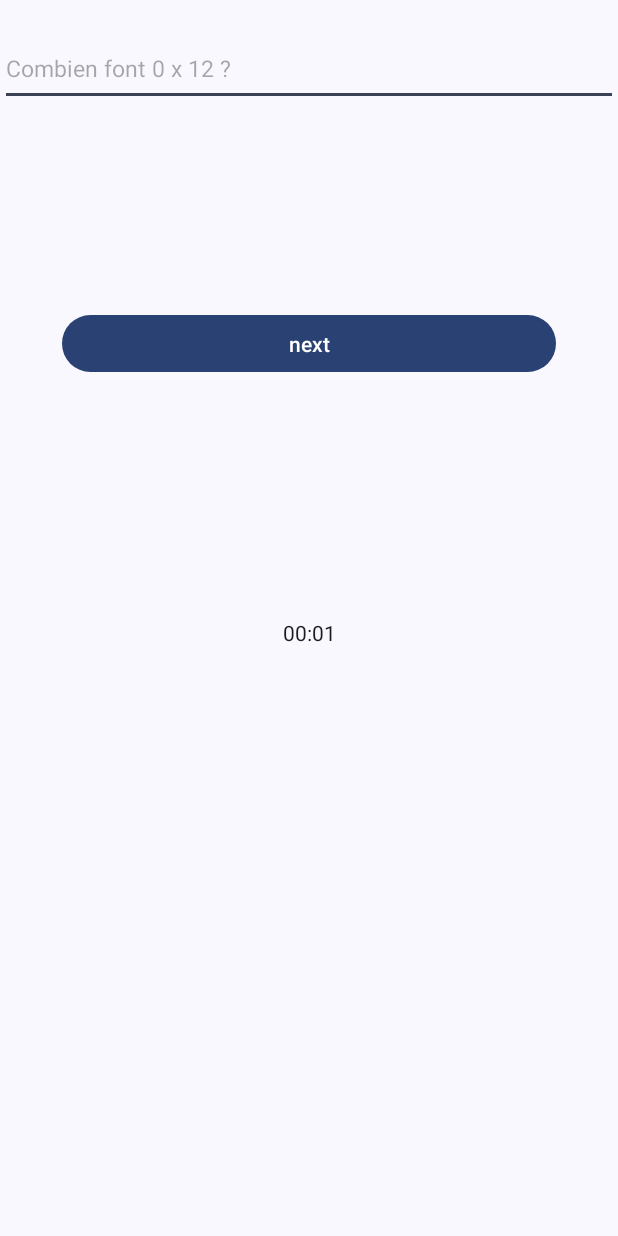
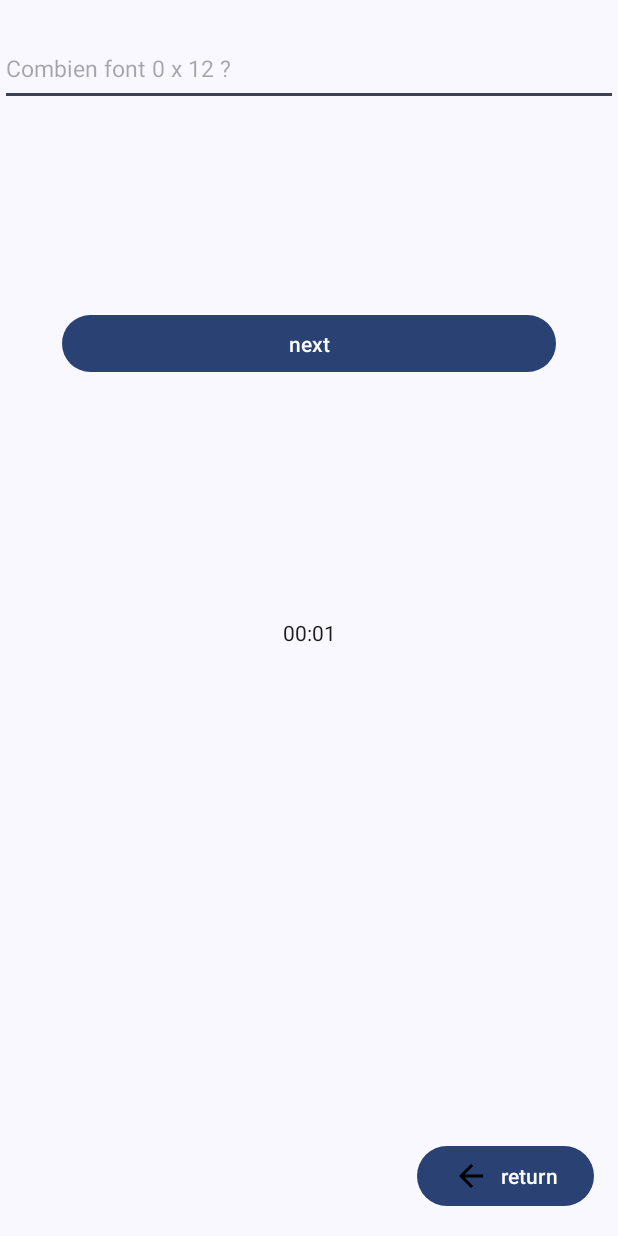
Before and after one commit to AstralArchitect/Tables-de-Multiplication, an Android app built with Jetpack Compose: the MainActivity screen opened directly, with no data from a screen before it, on a phone screen of 412 x 824 dp. Run offline under Robolectric (Android 15) with nearby library versions, the phone set to English and light mode, and no system bars; 1 statement that could not run was skipped.

Commit message:
Minor update (added return button on MainActivity) 7.0.1 -> 7.0.2

```diff
--- a/app/build.gradle.kts
+++ b/app/build.gradle.kts
@@ -13,7 +13,7 @@ android {
         minSdk = 31
         targetSdk = 35
         versionCode = 1
-        versionName = "7.0.1"
+        versionName = "7.0.2"
 
         testInstrumentationRunner = "androidx.test.runner.AndroidJUnitRunner"
         vectorDrawables {
--- a/app/src/main/java/fr/matthsudio/tablesdemultiplication/ConfigurationActivity.kt
+++ b/app/src/main/java/fr/matthsudio/tablesdemultiplication/ConfigurationActivity.kt
@@ -55,7 +55,6 @@ class ConfigurationActivity: AppCompatActivity() {
             AppStart.questionCount = questionCountEditText.text.toString().toInt()
 
         val intent = Intent(this, MainActivity::class.java)
-        finish()
         startActivity(intent)
     }
 
--- a/app/src/main/java/fr/matthsudio/tablesdemultiplication/MainActivity.kt
+++ b/app/src/main/java/fr/matthsudio/tablesdemultiplication/MainActivity.kt
@@ -56,12 +56,20 @@ class MainActivity : AppCompatActivity() {
     private lateinit var restartButton: Button
     private lateinit var quitButton: Button
     private lateinit var answerEditText: EditText
+    private lateinit var returnButton: Button
     private lateinit var chronometer: Chronometer
+    private var elapsedTime: Long = 0
+    private var isRunning = false
 
     // definir la plage des tables
     private val tables = AppStart.tables
     private val questionCount = AppStart.questionCount
     private val questionRange = 2..12
+
+    companion object {
+        private const val ELAPSED_TIME_KEY = "elapsed_time"
+        private const val IS_RUNNING_KEY = "is_running"
+    }
 
     @SuppressLint("SetTextI18n")
     override fun onCreate(savedInstanceState: Bundle?) {
@@ -73,7 +81,20 @@ class MainActivity : AppCompatActivity() {
         answerEditText = findViewById(R.id.answerEditText)
         restartButton = findViewById(R.id.restartButton)
         quitButton = findViewById(R.id.quitButton)
+        returnButton = findViewById(R.id.returnButton)
         chronometer = findViewById(R.id.chronometer)
+
+        if (savedInstanceState != null) {
+            elapsedTime = savedInstanceState.getLong(ELAPSED_TIME_KEY)
+            isRunning = savedInstanceState.getBoolean(IS_RUNNING_KEY)
+            chronometer.base = SystemClock.elapsedRealtime() - elapsedTime
+            if (isRunning) {
+                chronometer.start()
+            }
+        } else {
+            chronometer.base = SystemClock.elapsedRealtime()
+        }
+
         // set the answer listener (when enter is pressed)
         answerEditText.setOnEditorActionListener { _, actionId, _ ->
             if (actionId == EditorInfo.IME_ACTION_DONE) {
@@ -89,6 +110,13 @@ class MainActivity : AppCompatActivity() {
         userProg.actualQuestion = question
         answerEditText.hint = "Combien font ${question.table} x ${question.question} ?"
         chronometer.start()
+    }
+
+    override fun onSaveInstanceState(outState: Bundle) {
+        super.onSaveInstanceState(outState)
+        elapsedTime = SystemClock.elapsedRealtime() - chronometer.base
+        outState.putLong(ELAPSED_TIME_KEY, elapsedTime)
+        outState.putBoolean(IS_RUNNING_KEY, isRunning)
     }
 
     @SuppressLint("SetTextI18n", "DefaultLocale")
@@ -120,9 +148,11 @@ class MainActivity : AppCompatActivity() {
                 answerEditText.visibility = View.GONE
                 restartButton.visibility = View.VISIBLE
                 quitButton.visibility = View.VISIBLE
+                returnButton.visibility = View.GONE
                 chronometer.stop()
                 chronometer.visibility = View.GONE
                 answerEditText.isEnabled = false
+
 
                 // update score
                 val score = AppStart.score
@@ -195,4 +225,8 @@ class MainActivity : AppCompatActivity() {
         finish()
         startActivity(intent)
     }
+
+    fun onReturnButtonClicked(view: View) {
+        finish()
+    }
 }
--- /dev/null
+++ b/app/src/main/res/drawable/ic_arrow_back.xml
@@ -0,0 +1,10 @@
+<?xml version="1.0" encoding="utf-8"?>
+<vector xmlns:android="http://schemas.android.com/apk/res/android"
+    android:width="24dp"
+    android:height="24dp"
+    android:viewportWidth="24"
+    android:viewportHeight="24">
+    <path
+        android:fillColor="@android:color/black"
+        android:pathData="M20,11H7.83l5.59,-5.59L12,4l-8,8 8,8 1.41,-1.41L7.83,13H20v-2z" />
+</vector>
--- /dev/null
+++ b/app/src/main/res/drawable/rounded_button_background.xml
@@ -0,0 +1,6 @@
+<?xml version="1.0" encoding="utf-8"?>
+<shape xmlns:android="http://schemas.android.com/apk/res/android"
+    android:shape="rectangle">
+    <solid android:color="@android:color/system_accent1_0"/>
+    <corners android:radius="15dp" />
+</shape>
--- a/app/src/main/res/layout/activity_main.xml
+++ b/app/src/main/res/layout/activity_main.xml
@@ -96,6 +96,7 @@
         app:layout_constraintGuide_percent="0.5" />
 
     <ScrollView
+        android:id="@+id/scrollView2"
         android:layout_width="0dp"
         android:layout_height="0dp"
         app:layout_constraintBottom_toBottomOf="parent"
@@ -120,4 +121,18 @@
         app:layout_constraintStart_toStartOf="parent"
         app:layout_constraintTop_toTopOf="@+id/textViewGuideline" />
 
+    <Button
+        android:id="@+id/returnButton"
+        android:layout_width="wrap_content"
+        android:layout_height="wrap_content"
+        android:layout_marginEnd="16dp"
+        android:layout_marginBottom="16dp"
+        android:drawableLeft="@drawable/ic_arrow_back"
+        android:drawablePadding="8dp"
+        android:onClick="onReturnButtonClicked"
+        android:text="@string/retour"
+        app:layout_constraintBottom_toBottomOf="parent"
+        app:layout_constraintEnd_toEndOf="parent"
+        tools:ignore="UsingOnClickInXml,RtlHardcoded" />
+
 </androidx.constraintlayout.widget.ConstraintLayout>
--- a/app/src/main/res/values/strings.xml
+++ b/app/src/main/res/values/strings.xml
@@ -17,4 +17,5 @@
     <string name="average_time_per_question">Average Time per question</string>
     <string name="number_of_parts">Number of Parts</string>
     <string name="exit">exit</string>
+    <string name="retour">return</string>
 </resources>
```
Also changed, not shown: 1 other file.
